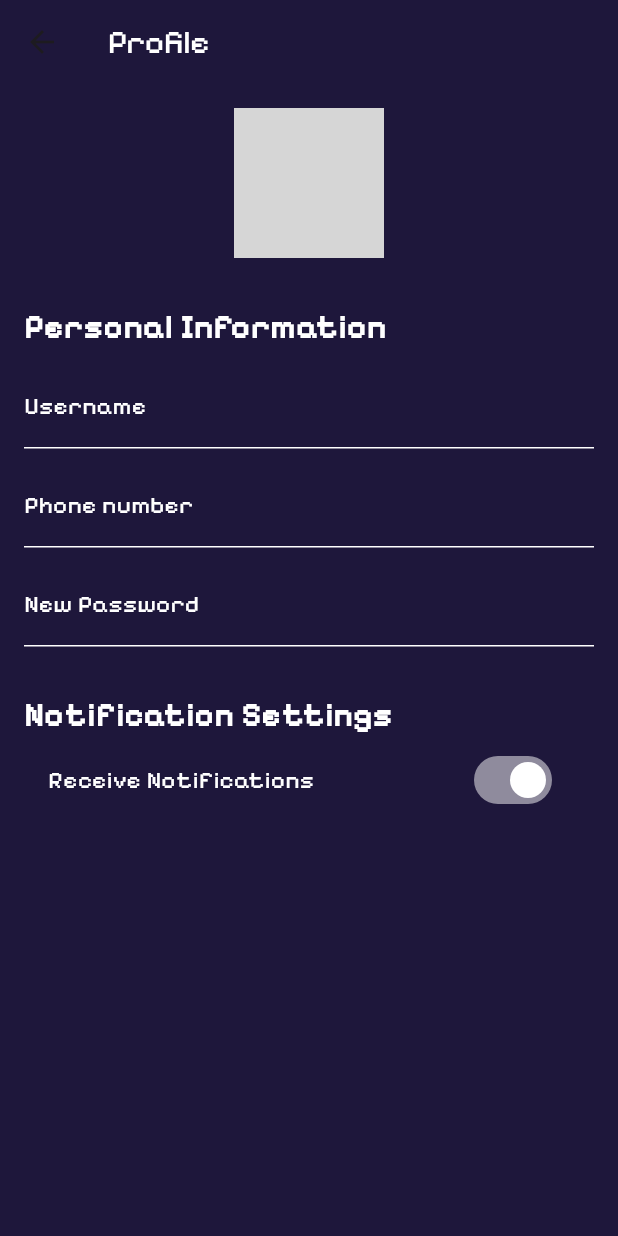
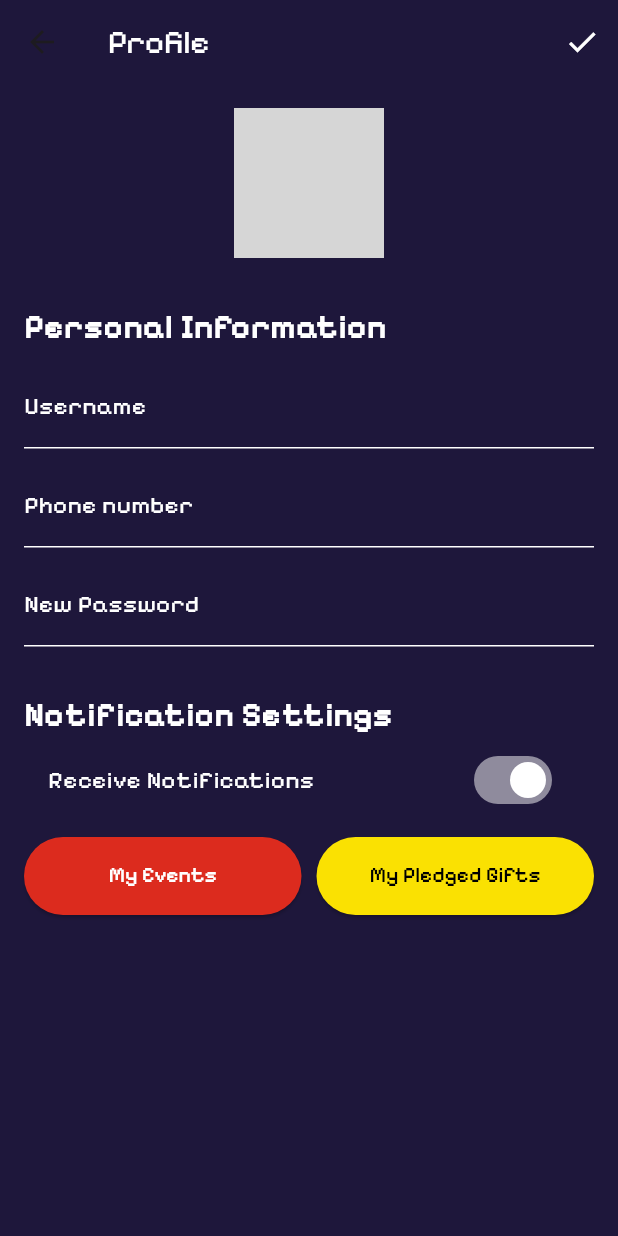
Before and after one commit to Ahmed-Eldera/Hediety, a Flutter app: the ProfilePage screen opened directly, on a phone screen of 412 x 824 dp. Run offline on Flutter 3.47's test engine with Material 3 defaults, Android fonts, the phone set to English and light mode, and no system bars; grey boxes are pictures that could not be loaded.

Commit message:
done with profile until new ideas pop up

```diff
--- a/lib/main.dart
+++ b/lib/main.dart
@@ -1,6 +1,7 @@
 // ignore_for_file: use_key_in_widget_constructors, prefer_const_constructors
 
 import 'package:flutter/material.dart';
+import 'package:hediety/profile.dart';
 import 'sign_up.dart';
 import 'home.dart';
 void main() {
@@ -26,6 +27,10 @@
   Widget build(BuildContext context) {
     return MaterialApp(
       title: 'Flutter Login',
+            routes: {
+        '/profile': (context) => ProfilePage(), // Define the route for the ProfilePage
+        '/home': (context) => HomePage(), // Define the route for the HomePage
+      },
       theme: ThemeData(
         // primarySwatch: laser,
         fontFamily: "pixel",
--- a/lib/profile.dart
+++ b/lib/profile.dart
@@ -1,7 +1,76 @@
 import 'package:flutter/material.dart';
 import 'package:hediety/colors.dart';
 
-class ProfilePage extends StatelessWidget {
+class ProfilePage extends StatefulWidget {
+  @override
+  _ProfilePageState createState() => _ProfilePageState();
+}
+
+class _ProfilePageState extends State<ProfilePage> {
+  // Variables to hold the text field values
+  String username = '';
+  String phoneNumber = '';
+  String newPassword = '';
+
+  // To track if there are changes
+  bool isChanged = false;
+
+  // Method to show a dialog for current password
+  void _showPasswordDialog(BuildContext context) {
+    final TextEditingController passwordController = TextEditingController();
+
+    showDialog(
+      context: context,
+      builder: (BuildContext context) {
+        return AlertDialog(
+          title: Text('Enter Current Password'),
+          content: TextField(
+            controller: passwordController,
+            decoration: InputDecoration(labelText: 'Password'),
+            obscureText: true,
+          ),
+          actions: [
+            TextButton(
+              onPressed: () {
+                // Handle password verification here
+                // If verified, save the changes
+                print('Password entered: ${passwordController.text}');
+                Navigator.of(context).pop(); // Close the dialog
+                _saveProfile(); // Save the profile after password verification
+                Navigator.of(context).pushReplacementNamed('/home'); // Navigate to HomePage
+              },
+              child: Text('Save'),
+            ),
+            TextButton(
+              onPressed: () {
+                Navigator.of(context).pop(); // Close the dialog
+              },
+              child: Text('Cancel'),
+            ),
+          ],
+        );
+      },
+    );
+  }
+
+  // Method to save the profile
+  void _saveProfile() {
+    // Implement the saving logic here
+    print('Profile saved with Username: $username, Phone: $phoneNumber');
+    setState(() {
+      // Reset the change flag after saving
+    });
+  }
+
+  // Method to handle save button press
+  void _onSavePressed() {
+    if (isChanged) {
+      _showPasswordDialog(context); // Show password dialog if there are changes
+    } else {
+      Navigator.of(context).pushReplacementNamed('/home'); // Navigate to HomePage directly if no changes
+    }
+  }
+
   @override
   Widget build(BuildContext context) {
     return Scaffold(
@@ -10,6 +79,12 @@ class ProfilePage extends StatelessWidget {
         title: Text('Profile', style: TextStyle(color: Colors.white)),
         backgroundColor: Colors.transparent, // Makes the AppBar blend with the background
         elevation: 0, // Removes shadow
+        actions: [
+          IconButton(
+            icon: Icon(Icons.check, color: Colors.white), // Check icon for save
+            onPressed: _onSavePressed, // Call on save button pressed
+          ),
+        ],
       ),
       body: Padding(
         padding: const EdgeInsets.all(16.0),
@@ -46,6 +121,12 @@ class ProfilePage extends StatelessWidget {
             SizedBox(height: 10),
             // Placeholder for name, email, and other fields
             TextField(
+              onChanged: (value) {
+                setState(() {
+                  username = value; // Update username
+                  isChanged = true; // Mark as changed
+                });
+              },
               decoration: InputDecoration(
                 labelText: 'Username',
                 labelStyle: TextStyle(color: Colors.white),
@@ -60,6 +141,12 @@ class ProfilePage extends StatelessWidget {
             ),
             SizedBox(height: 10),
             TextField(
+              onChanged: (value) {
+                setState(() {
+                  phoneNumber = value; // Update phone number
+                  isChanged = true; // Mark as changed
+                });
+              },
               decoration: InputDecoration(
                 labelText: 'Phone number',
                 labelStyle: TextStyle(color: Colors.white),
@@ -72,8 +159,14 @@ class ProfilePage extends StatelessWidget {
               ),
               style: TextStyle(color: Colors.white),
             ),
-                        SizedBox(height: 10),
+            SizedBox(height: 10),
             TextField(
+              onChanged: (value) {
+                setState(() {
+                  newPassword = value; // Update new password
+                  isChanged = true; // Mark as changed
+                });
+              },
               decoration: InputDecoration(
                 labelText: 'New Password',
                 labelStyle: TextStyle(color: Colors.white),
@@ -101,16 +194,44 @@ class ProfilePage extends StatelessWidget {
               inactiveThumbColor: Colors.grey,
               inactiveTrackColor: Colors.grey,
             ),
-            // SwitchListTile(
-            //   title: Text('Receive Email Updates', style: TextStyle(color: Colors.white)),
-            //   value: false, // Placeholder value
-            //   onChanged: (bool value) {
-            //     // Logic for changing email settings
-            //   },
-            //   activeColor: Colors.white,
-            //   inactiveThumbColor: Colors.grey,
-            //   inactiveTrackColor: Colors.grey,
-            // ),
+            SizedBox(height: 10,),
+            Row(
+  mainAxisAlignment: MainAxisAlignment.spaceAround, // Ensures space is distributed
+  children: [
+    Expanded(
+      child: ElevatedButton(
+        style: ElevatedButton.styleFrom(
+          padding: EdgeInsets.symmetric(vertical: 16), // Same padding for both
+          backgroundColor: a7mar, // Button color
+        ),
+        onPressed: () {
+          print('My Events button pressed');
+        },
+        child: Text(
+          'My Events',
+          style: TextStyle(color: Colors.white),
+        ),
+      ),
+    ),
+    SizedBox(width: 10),  // Space between the buttons
+    Expanded(
+      child: ElevatedButton(
+        style: ElevatedButton.styleFrom(
+          padding: EdgeInsets.symmetric(vertical: 16), // Same padding for both
+          backgroundColor: gold, // Button color
+        ),
+        onPressed: () {
+          print('My Pledged Gifts button pressed');
+        },
+        child: Text(
+          'My Pledged Gifts',
+          style: TextStyle(color: Colors.black),
+        ),
+      ),
+    ),
+  ],
+)
+
           ],
         ),
       ),
```
